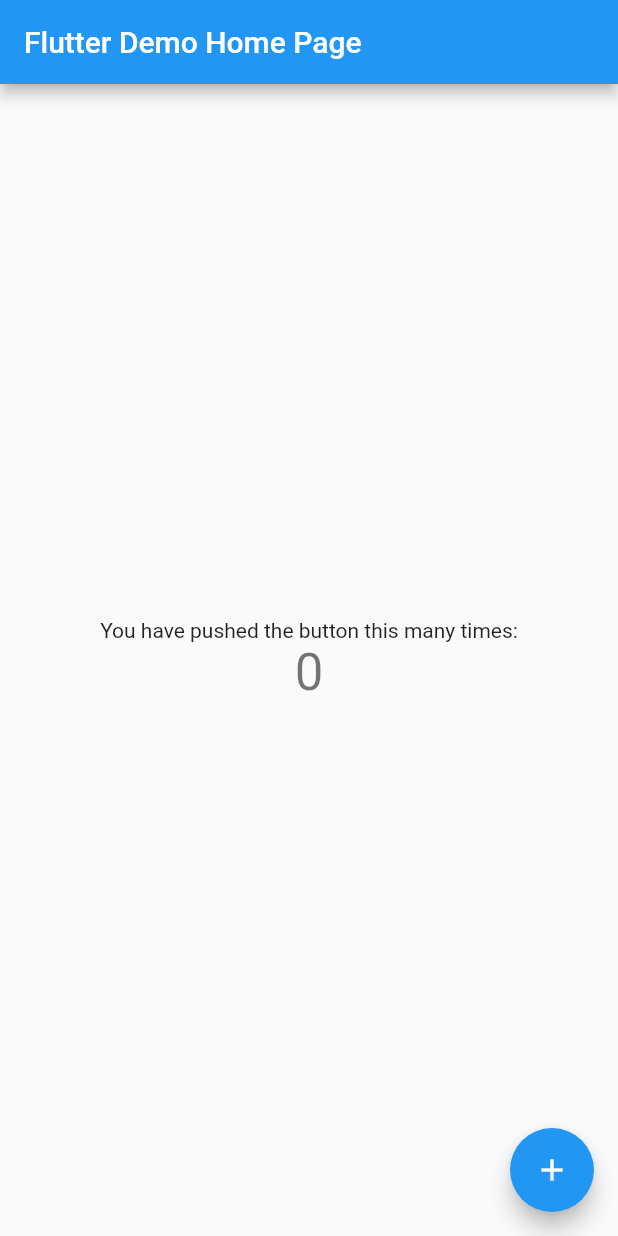
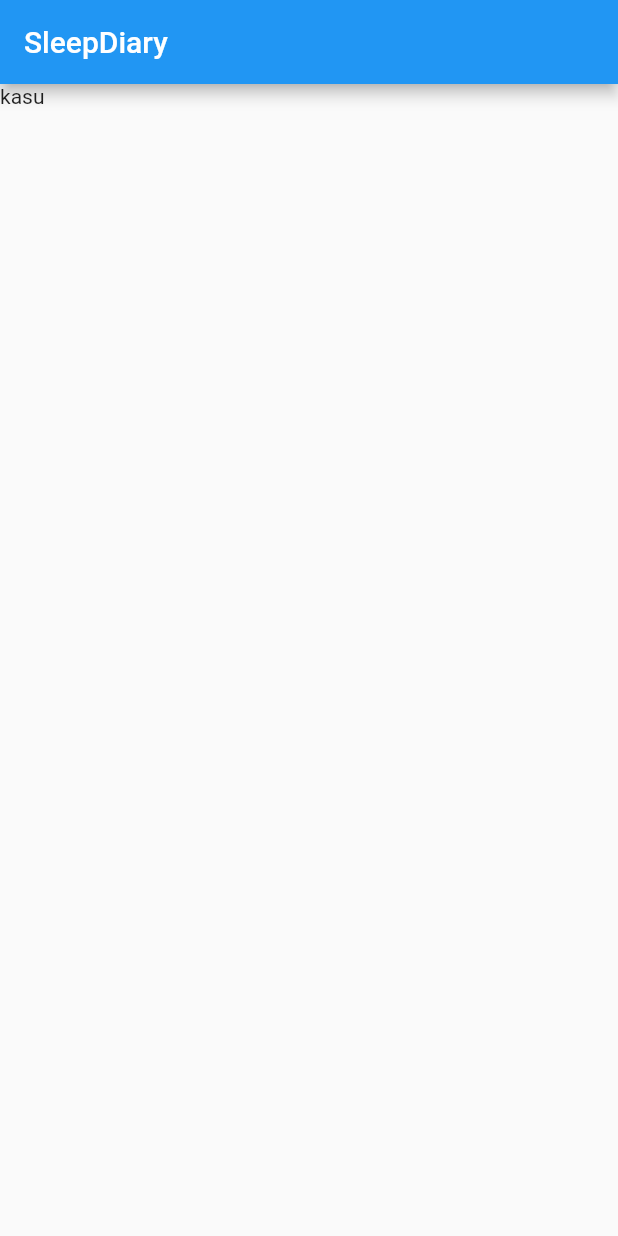
Before and after one commit to isso0424/SleepDiary, a Flutter app: the screen it shows after launch, on a phone screen of 412 x 824 dp. Run offline on Flutter 3.47's test engine with Material 2 defaults, Android fonts, the phone set to English and light mode, and no system bars.

Commit message:
[Add]Create HomePage

```diff
--- a/lib/main.dart
+++ b/lib/main.dart
@@ -1,4 +1,6 @@
 import 'package:flutter/material.dart';
+
+import 'pages/home.dart';
 
 void main() {
   runApp(MyApp());
@@ -26,92 +28,7 @@ class MyApp extends StatelessWidget {
         // closer together (more dense) than on mobile platforms.
         visualDensity: VisualDensity.adaptivePlatformDensity,
       ),
-      home: MyHomePage(title: 'Flutter Demo Home Page'),
+      home: HomePage(title: 'SleepDiary'),
     );
   }
 }
-
-class MyHomePage extends StatefulWidget {
-  MyHomePage({Key key, this.title}) : super(key: key);
-
-  // This widget is the home page of your application. It is stateful, meaning
-  // that it has a State object (defined below) that contains fields that affect
-  // how it looks.
-
-  // This class is the configuration for the state. It holds the values (in this
-  // case the title) provided by the parent (in this case the App widget) and
-  // used by the build method of the State. Fields in a Widget subclass are
-  // always marked "final".
-
-  final String title;
-
-  @override
-  _MyHomePageState createState() => _MyHomePageState();
-}
-
-class _MyHomePageState extends State<MyHomePage> {
-  int _counter = 0;
-
-  void _incrementCounter() {
-    setState(() {
-      // This call to setState tells the Flutter framework that something has
-      // changed in this State, which causes it to rerun the build method below
-      // so that the display can reflect the updated values. If we changed
-      // _counter without calling setState(), then the build method would not be
-      // called again, and so nothing would appear to happen.
-      _counter++;
-    });
-  }
-
-  @override
-  Widget build(BuildContext context) {
-    // This method is rerun every time setState is called, for instance as done
-    // by the _incrementCounter method above.
-    //
-    // The Flutter framework has been optimized to make rerunning build methods
-    // fast, so that you can just rebuild anything that needs updating rather
-    // than having to individually change instances of widgets.
-    return Scaffold(
-      appBar: AppBar(
-        // Here we take the value from the MyHomePage object that was created by
-        // the App.build method, and use it to set our appbar title.
-        title: Text(widget.title),
-      ),
-      body: Center(
-        // Center is a layout widget. It takes a single child and positions it
-        // in the middle of the parent.
-        child: Column(
-          // Column is also a layout widget. It takes a list of children and
-          // arranges them vertically. By default, it sizes itself to fit its
-          // children horizontally, and tries to be as tall as its parent.
-          //
-          // Invoke "debug painting" (press "p" in the console, choose the
-          // "Toggle Debug Paint" action from the Flutter Inspector in Android
-          // Studio, or the "Toggle Debug Paint" command in Visual Studio Code)
-          // to see the wireframe for each widget.
-          //
-          // Column has various properties to control how it sizes itself and
-          // how it positions its children. Here we use mainAxisAlignment to
-          // center the children vertically; the main axis here is the vertical
-          // axis because Columns are vertical (the cross axis would be
-          // horizontal).
-          mainAxisAlignment: MainAxisAlignment.center,
-          children: <Widget>[
-            Text(
-              'You have pushed the button this many times:',
-            ),
-            Text(
-              '$_counter',
-              style: Theme.of(context).textTheme.headline4,
-            ),
-          ],
-        ),
-      ),
-      floatingActionButton: FloatingActionButton(
-        onPressed: _incrementCounter,
-        tooltip: 'Increment',
-        child: Icon(Icons.add),
-      ), // This trailing comma makes auto-formatting nicer for build methods.
-    );
-  }
-}
--- /dev/null
+++ b/lib/pages/home.dart
@@ -0,0 +1,22 @@
+import 'package:flutter/material.dart';
+
+class HomePage extends StatefulWidget {
+  final String title;
+  HomePage({Key key, this.title}): super(key: key);
+
+  _HomePageState createState() => _HomePageState();
+}
+
+class _HomePageState extends State<HomePage> {
+  @override
+  Widget build(BuildContext context) {
+    return Scaffold(
+      appBar: AppBar(
+        title: Text(
+          widget.title
+        ),
+      ),
+      body: Text("kasu"),
+    );
+  }
+}
```
